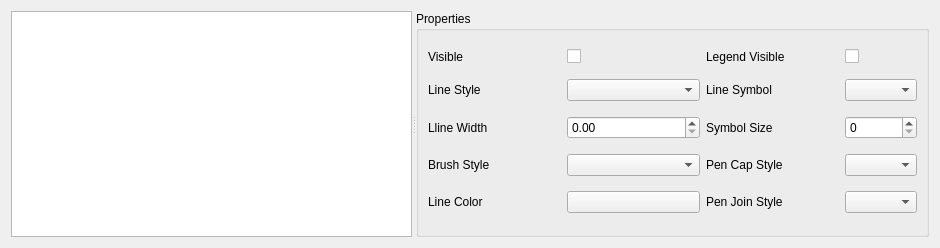
Before: the Qt Designer form itom1DQwtPlot/widgetCurveProperties.ui in itom-project/designerPlugins, drawn with Qt 5.
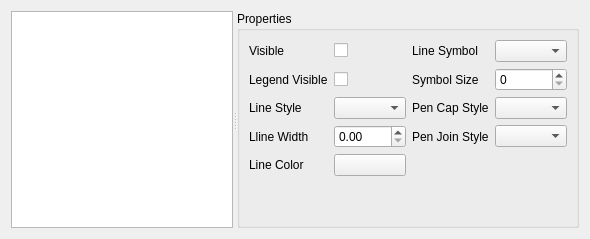
After: the same form once the commit is applied. Custom widgets are drawn as their Qt base class.

Commit message: added dialog to qMenu

The edit to the form file:
```diff
--- a/itom1DQwtPlot/widgetCurveProperties.ui
+++ b/itom1DQwtPlot/widgetCurveProperties.ui
@@ -6,8 +6,8 @@
    <rect>
     <x>0</x>
     <y>0</y>
-    <width>940</width>
-    <height>248</height>
+    <width>590</width>
+    <height>225</height>
    </rect>
   </property>
   <property name="sizePolicy">
@@ -19,8 +19,8 @@
   <property name="windowTitle">
    <string>Form</string>
   </property>
-  <layout class="QHBoxLayout" name="horizontalLayout">
-   <item>
+  <layout class="QGridLayout" name="gridLayout_2">
+   <item row="0" column="0">
     <widget class="QSplitter" name="splitter">
      <property name="orientation">
       <enum>Qt::Horizontal</enum>
@@ -50,71 +50,78 @@
        <string>Properties</string>
       </property>
       <layout class="QGridLayout" name="gridLayout">
-       <item row="1" column="5">
+       <item row="2" column="3">
+        <widget class="QComboBox" name="comboBoxLineStyle"/>
+       </item>
+       <item row="0" column="5">
         <widget class="QComboBox" name="comboBoxLineSymbol"/>
        </item>
-       <item row="2" column="5">
-        <widget class="QSpinBox" name="spinBoxSymbolSize">
+       <item row="3" column="4">
+        <widget class="QLabel" name="label_9">
+         <property name="text">
+          <string>Pen Join Style</string>
+         </property>
+        </widget>
+       </item>
+       <item row="2" column="2">
+        <widget class="QLabel" name="label">
+         <property name="text">
+          <string>Line Style</string>
+         </property>
+        </widget>
+       </item>
+       <item row="1" column="2">
+        <widget class="QLabel" name="label_10">
+         <property name="text">
+          <string>Legend Visible</string>
+         </property>
+        </widget>
+       </item>
+       <item row="3" column="3">
+        <widget class="QDoubleSpinBox" name="doubleSpinBoxLineWidth">
          <property name="keyboardTracking">
           <bool>false</bool>
          </property>
         </widget>
        </item>
-       <item row="3" column="5">
-        <widget class="QComboBox" name="comboBoxCapStyle"/>
-       </item>
-       <item row="2" column="4">
+       <item row="1" column="4">
         <widget class="QLabel" name="label_7">
          <property name="text">
           <string>Symbol Size</string>
          </property>
         </widget>
        </item>
-       <item row="3" column="4">
-        <widget class="QLabel" name="label_8">
-         <property name="text">
-          <string>Pen Cap Style</string>
-         </property>
-        </widget>
-       </item>
-       <item row="4" column="5">
+       <item row="3" column="5">
         <widget class="QComboBox" name="comboBoxJoinStyle"/>
        </item>
+       <item row="2" column="5">
+        <widget class="QComboBox" name="comboBoxCapStyle"/>
+       </item>
        <item row="4" column="3">
         <widget class="ColorPickerButton" name="colorPickerButtonLineStyle"/>
        </item>
-       <item row="1" column="3">
-        <widget class="QComboBox" name="comboBoxLineStyle"/>
-       </item>
-       <item row="4" column="4">
-        <widget class="QLabel" name="label_9">
-         <property name="text">
-          <string>Pen Join Style</string>
-         </property>
-        </widget>
-       </item>
-       <item row="2" column="2">
+       <item row="3" column="2">
         <widget class="QLabel" name="label_2">
          <property name="text">
           <string>Lline Width</string>
          </property>
         </widget>
        </item>
-       <item row="0" column="2">
-        <widget class="QLabel" name="label_3">
-         <property name="text">
-          <string>Visible</string>
+       <item row="1" column="5">
+        <widget class="QSpinBox" name="spinBoxSymbolSize">
+         <property name="keyboardTracking">
+          <bool>false</bool>
          </property>
         </widget>
        </item>
-       <item row="1" column="2">
-        <widget class="QLabel" name="label">
+       <item row="0" column="4">
+        <widget class="QLabel" name="label_6">
          <property name="text">
-          <string>Line Style</string>
+          <string>Line Symbol</string>
          </property>
         </widget>
        </item>
-       <item row="0" column="5">
+       <item row="1" column="3">
         <widget class="QCheckBox" name="checkBoxLegendVisible">
          <property name="sizePolicy">
           <sizepolicy hsizetype="Maximum" vsizetype="Minimum">
@@ -127,13 +134,6 @@
          </property>
         </widget>
        </item>
-       <item row="4" column="2">
-        <widget class="QLabel" name="label_5">
-         <property name="text">
-          <string>Line Color</string>
-         </property>
-        </widget>
-       </item>
        <item row="0" column="3">
         <widget class="QCheckBox" name="checkBoxVisible">
          <property name="text">
@@ -144,36 +144,39 @@
          </property>
         </widget>
        </item>
-       <item row="1" column="4">
-        <widget class="QLabel" name="label_6">
+       <item row="4" column="2">
+        <widget class="QLabel" name="label_5">
          <property name="text">
-          <string>Line Symbol</string>
+          <string>Line Color</string>
          </property>
         </widget>
        </item>
-       <item row="3" column="3">
-        <widget class="QComboBox" name="comboBoxBrushStyle"/>
-       </item>
-       <item row="2" column="3">
-        <widget class="QDoubleSpinBox" name="doubleSpinBoxLineWidth">
-         <property name="keyboardTracking">
-          <bool>false</bool>
+       <item row="0" column="2">
+        <widget class="QLabel" name="label_3">
+         <property name="text">
+          <string>Visible</string>
          </property>
         </widget>
        </item>
-       <item row="3" column="2">
-        <widget class="QLabel" name="label_4">
+       <item row="2" column="4">
+        <widget class="QLabel" name="label_8">
          <property name="text">
-          <string>Brush Style</string>
+          <string>Pen Cap Style</string>
          </property>
         </widget>
        </item>
-       <item row="0" column="4">
-        <widget class="QLabel" name="label_10">
-         <property name="text">
-          <string>Legend Visible</string>
+       <item row="5" column="2">
+        <spacer name="verticalSpacer">
+         <property name="orientation">
+          <enum>Qt::Vertical</enum>
          </property>
-        </widget>
+         <property name="sizeHint" stdset="0">
+          <size>
+           <width>20</width>
+           <height>40</height>
+          </size>
+         </property>
+        </spacer>
        </item>
       </layout>
      </widget>
```
The commit also changes 5 other files.
